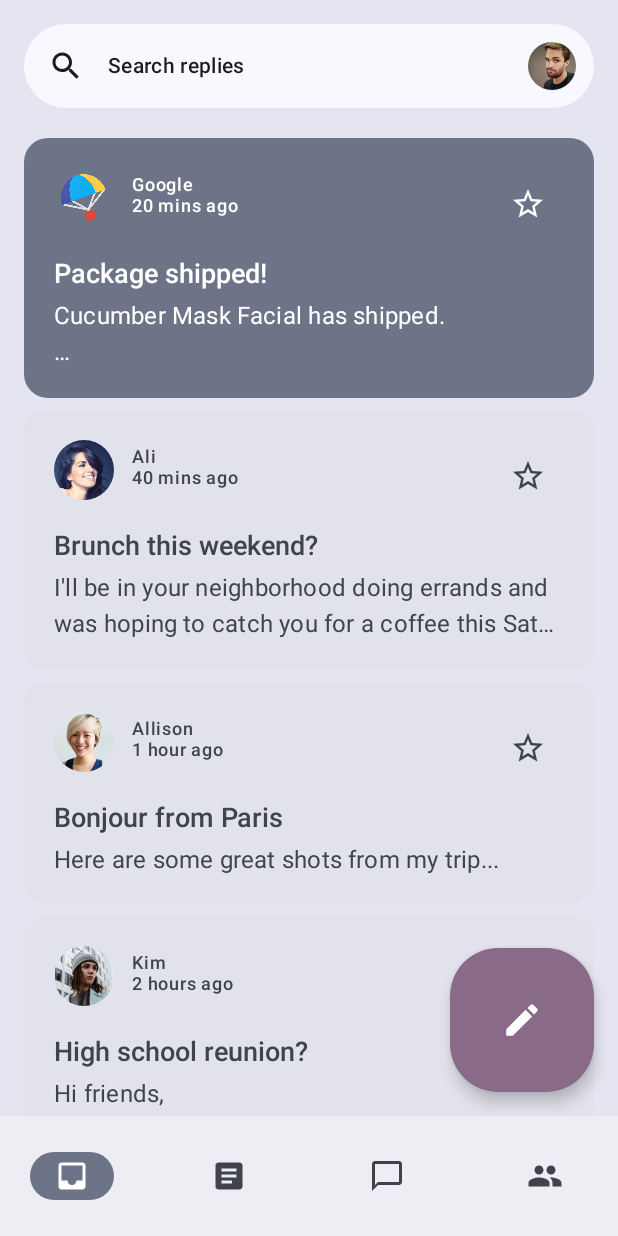
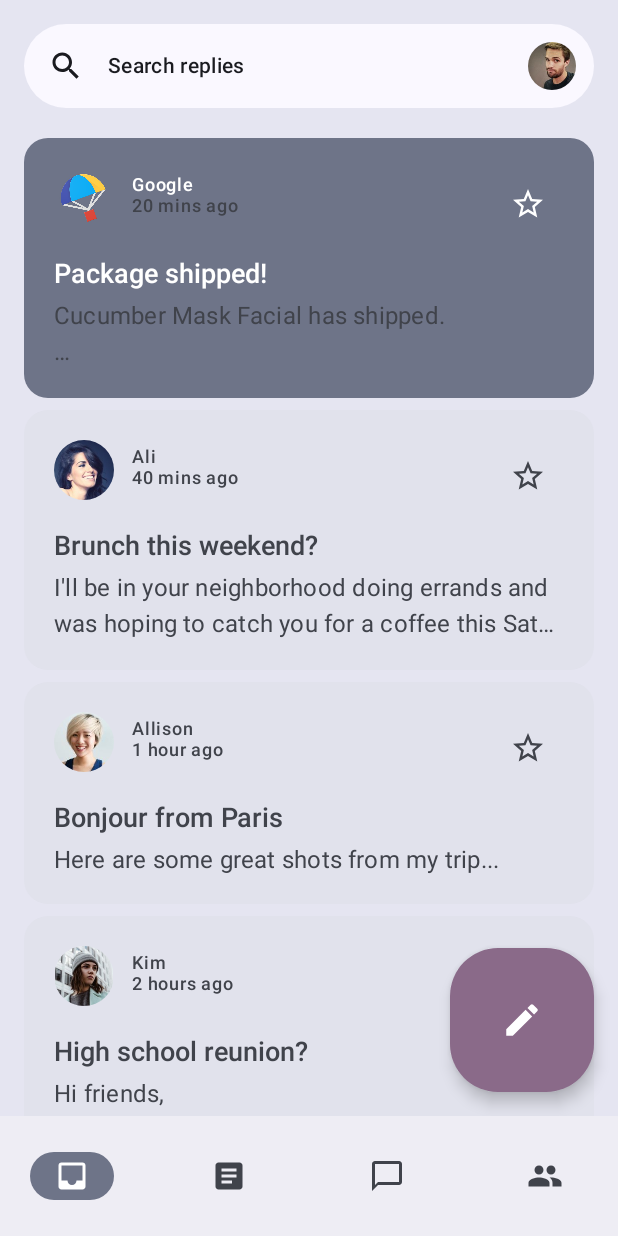
Before and after one commit to alireza-dehghan-nayeri/compose-codelabs, an Android app built with Jetpack Compose: the screen it shows after launch (MainActivity), on a phone screen of 412 x 824 dp. Run offline under Robolectric (Android 15) with nearby library versions, the phone set to English and light mode, and no system bars.

Commit message:
* 8-Emphasis

```diff
--- a/app/src/main/java/com/example/reply/ui/components/ReplyEmailListItem.kt
+++ b/app/src/main/java/com/example/reply/ui/components/ReplyEmailListItem.kt
@@ -82,7 +82,8 @@ fun ReplyEmailListItem(
                     )
                     Text(
                         text = email.createdAt,
-                        style = MaterialTheme.typography.labelMedium
+                        style = MaterialTheme.typography.labelMedium,
+                        color = MaterialTheme.colorScheme.onSurfaceVariant
                     )
                 }
                 IconButton(
@@ -107,6 +108,7 @@ fun ReplyEmailListItem(
                 text = email.body,
                 maxLines = 2,
                 style = MaterialTheme.typography.bodyLarge,
+                color = MaterialTheme.colorScheme.onSurfaceVariant,
                 overflow = TextOverflow.Ellipsis
             )
         }
```
